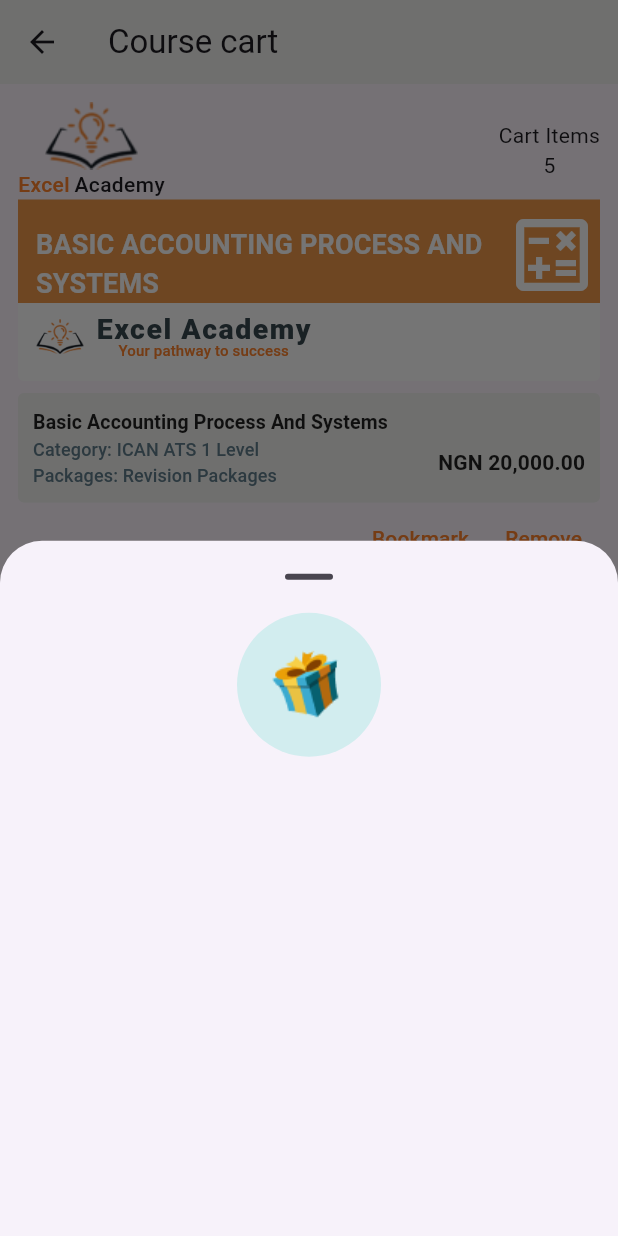
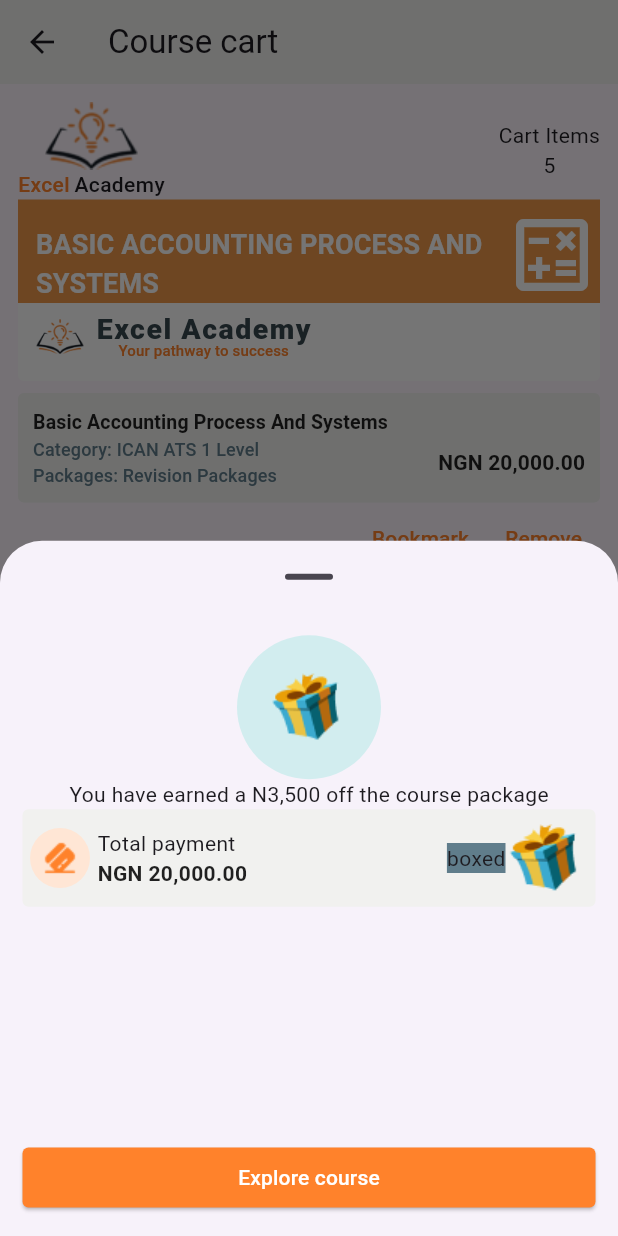
Before and after one commit to Toffee23/course-view, a Flutter app: the screen it shows after launch, item 4 of the bottom bar chosen, after a tap on "Explore course", on a phone screen of 412 x 824 dp. Run offline on Flutter 3.47's test engine with Material 3 defaults, Android fonts, the phone set to English and light mode, and no system bars; our stand-ins replace cached_network_image, chewie, dio, flutter_riverpod, hex, shimmer and 1 more; missing offline and left inert: encrypt; network calls fail.

Commit message:
Update the cart page

```diff
--- a/lib/pages/cart/page.dart
+++ b/lib/pages/cart/page.dart
@@ -328,6 +328,7 @@ class CartBottomSheet extends StatelessWidget {
   Widget build(BuildContext context) {
     return Container(
       width: double.infinity,
+      padding: EdgeInsets.all(15.0),
       child: Column(
         children: <Widget>[
           CircleAvatar(
@@ -335,6 +336,63 @@ class CartBottomSheet extends StatelessWidget {
             backgroundColor: const Color(0xFFD2EDEF),
             child: Image.asset('assets/images/emoji_wrapped_present_.png'),
           ),
+          Text('You have earned a N3,500 off the course package'),
+          Container(
+            padding: const EdgeInsets.all(5.0),
+            decoration: BoxDecoration(
+              color: const Color(0XFFF1F1EF),
+              borderRadius: BorderRadius.circular(4.0),
+            ),
+            child: Row(
+              children: <Widget>[
+                CircleAvatar(
+                  backgroundColor: const Color(0xFFFFE6D5),
+                  child: Image.asset('assets/images/cardpos.png'),
+                ),
+                const SizedBox(width: 5.0),
+                const Column(
+                  crossAxisAlignment: CrossAxisAlignment.start,
+                  children: <Widget>[
+                    Text('Total payment'),
+                    Text(
+                      'NGN 20,000.00',
+                      style: TextStyle(
+                        fontWeight: FontWeight.bold,
+                        color: Colors.black87,
+                      ),
+                    ),
+                  ],
+                ),
+                const Spacer(),
+                Container(
+                  color: Colors.blueGrey,
+                  child: Text('boxed'),
+                ),
+                Image.asset('assets/images/emoji_wrapped_present_.png'),
+              ],
+            ),
+          ),
+          Spacer(),
+          ElevatedButton(
+            onPressed: () {},
+            style: ButtonStyle(
+              backgroundColor: MaterialStatePropertyAll(
+                Theme.of(context).primaryColor,
+              ),
+              foregroundColor: const MaterialStatePropertyAll(
+                Colors.white,
+              ),
+              shape: MaterialStatePropertyAll(
+                RoundedRectangleBorder(
+                  borderRadius: BorderRadius.circular(4.0),
+                ),
+              ),
+              minimumSize: const MaterialStatePropertyAll(
+                Size(double.infinity, 40),
+              ),
+            ),
+            child: const Text('Explore course'),
+          ),
         ],
       ),
     );
```
